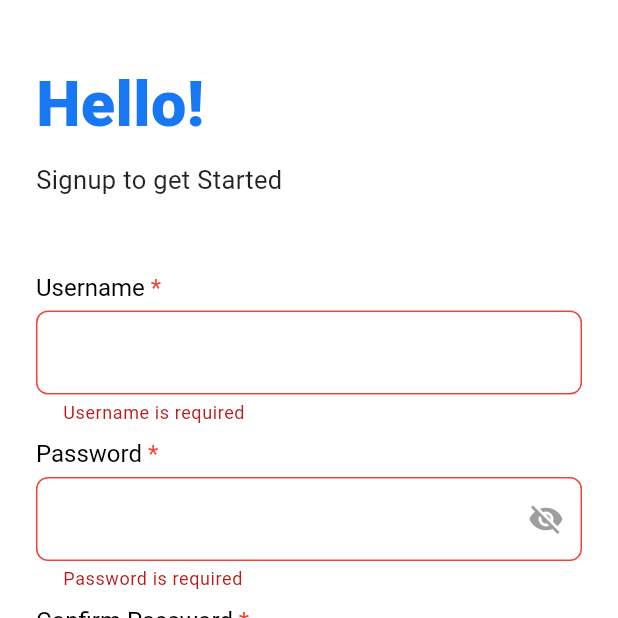
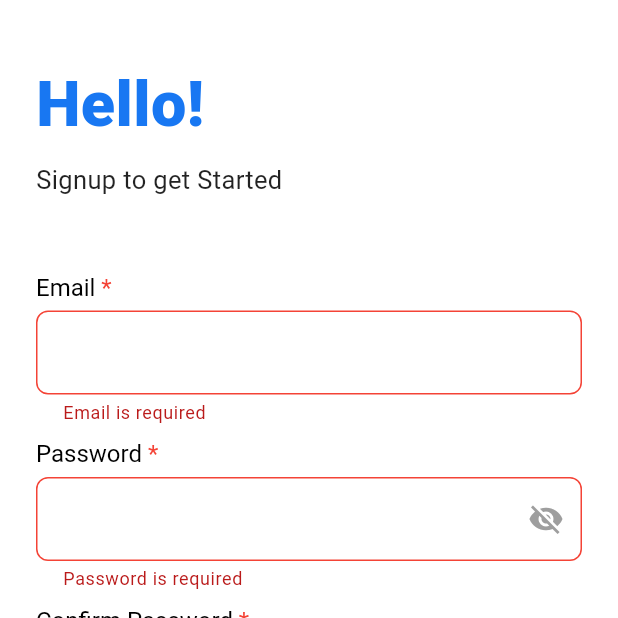
Before and after one commit to priyals10/news_ui_kit, a Flutter app: the SignupScreen screen opened by its route, after a tap on "Sign Up", on a phone screen of 412 x 824 dp, the top half of it. Run offline on Flutter 3.47's test engine with Material 3 defaults, Android fonts, the phone set to English and light mode, and no system bars; our stand-ins replace cached_network_image, country_picker, equatable, firebase_auth, firebase_core, flutter_bloc and 3 more; accounts and stored records are empty.

Commit message:
Integrated Firebase authentication

```diff
--- a/lib/core/constants/app_strings.dart
+++ b/lib/core/constants/app_strings.dart
@@ -26,6 +26,7 @@ class AppStrings {
   static const String forgotPasswordTitle = "Forgot\nPassword ?";
   static const String forgotPasswordDesc =
       "Don't worry! It happens. Please enter the\naddress associated with your account.";
+  static const String email = "Email";
   static const String emailOrMobile = "Email ID / Mobile number";
 
   // OTP
--- /dev/null
+++ b/lib/features/auth/data/auth_repository.dart
@@ -0,0 +1,48 @@
+import 'package:firebase_auth/firebase_auth.dart';
+
+class AuthRepository {
+  final FirebaseAuth _firebaseAuth;
+
+  AuthRepository({FirebaseAuth? firebaseAuth})
+      : _firebaseAuth = firebaseAuth ?? FirebaseAuth.instance;
+
+  // ── Sign Up ──
+  Future<User?> signUp({
+    required String email,
+    required String password,
+  }) async {
+    final credential = await _firebaseAuth.createUserWithEmailAndPassword(
+      email: email,
+      password: password,
+    );
+    return credential.user;
+  }
+
+  // ── Sign In ──
+  Future<User?> signIn({
+    required String email,
+    required String password,
+  }) async {
+    final credential = await _firebaseAuth.signInWithEmailAndPassword(
+      email: email,
+      password: password,
+    );
+    return credential.user;
+  }
+
+  // ── Send Password Reset Email ──
+  Future<void> sendPasswordReset({required String email}) async {
+    await _firebaseAuth.sendPasswordResetEmail(email: email);
+  }
+
+  // ── Sign Out ──
+  Future<void> signOut() async {
+    await _firebaseAuth.signOut();
+  }
+
+  // ── Current User ──
+  User? get currentUser => _firebaseAuth.currentUser;
+
+  // ── Auth State Stream ──
+  Stream<User?> get authStateChanges => _firebaseAuth.authStateChanges();
+}
--- a/lib/features/auth/forgot_password/forgot_password_screen.dart
+++ b/lib/features/auth/forgot_password/forgot_password_screen.dart
@@ -6,6 +6,7 @@ import 'package:news_ui_kit/core/constants/app_strings.dart';
 import 'package:news_ui_kit/core/router/app_router.dart';
 import 'package:news_ui_kit/core/theme/app_text_styles.dart';
 import 'package:news_ui_kit/core/widgets/auth_text_field.dart';
+import 'package:news_ui_kit/features/auth/data/auth_repository.dart';
 import 'package:news_ui_kit/features/auth/presentation/bloc/auth_bloc.dart';
 import 'package:news_ui_kit/features/auth/presentation/bloc/auth_event.dart';
 import 'package:news_ui_kit/features/auth/presentation/bloc/auth_state.dart';
@@ -29,7 +30,7 @@ class _ForgotPasswordScreenState extends State<ForgotPasswordScreen> {
   @override
   Widget build(BuildContext context) {
     return BlocProvider(
-      create: (_) => AuthBloc(),
+      create: (_) => AuthBloc(AuthRepository()),
       child: BlocConsumer<AuthBloc, AuthState>(
         listener: (context, state) {
           if (state.isSuccess && state.validatedContact != null) {
@@ -69,7 +70,7 @@ class _ForgotPasswordScreenState extends State<ForgotPasswordScreen> {
                       child: ElevatedButton(
                         onPressed: () {
                           context.read<AuthBloc>().add(
-                            ForgotPasswordSubmitted(emailOrMobile: emailController.text),
+                            ForgotPasswordSubmitted(email: emailController.text),
                           );
                         },
                         child: const Text(AppStrings.submit),
--- a/lib/features/auth/login/login_screen.dart
+++ b/lib/features/auth/login/login_screen.dart
@@ -7,6 +7,7 @@ import 'package:news_ui_kit/core/constants/app_strings.dart';
 import 'package:news_ui_kit/core/router/app_router.dart';
 import 'package:news_ui_kit/core/theme/app_text_styles.dart';
 import 'package:news_ui_kit/core/widgets/auth_text_field.dart';
+import 'package:news_ui_kit/features/auth/data/auth_repository.dart';
 import 'package:news_ui_kit/features/auth/presentation/bloc/auth_bloc.dart';
 import 'package:news_ui_kit/features/auth/presentation/bloc/auth_event.dart';
 import 'package:news_ui_kit/features/auth/presentation/bloc/auth_state.dart';
@@ -20,13 +21,13 @@ class LoginScreen extends StatefulWidget {
 }
 
 class _LoginScreenState extends State<LoginScreen> {
-  final TextEditingController usernameController = TextEditingController();
+  final TextEditingController emailController = TextEditingController();
   final TextEditingController passwordController = TextEditingController();
   bool rememberMe = true;
 
   @override
   void dispose() {
-    usernameController.dispose();
+    emailController.dispose();
     passwordController.dispose();
     super.dispose();
   }
@@ -34,7 +35,7 @@ class _LoginScreenState extends State<LoginScreen> {
   @override
   Widget build(BuildContext context) {
     return BlocProvider(
-      create: (_) => AuthBloc(),
+      create: (_) => AuthBloc(AuthRepository()),
       child: BlocConsumer<AuthBloc, AuthState>(
         listener: (context, state) {
           if (state.isSuccess) {
@@ -58,9 +59,9 @@ class _LoginScreenState extends State<LoginScreen> {
                     const SizedBox(height: AppSizes.spacingHuge),
 
                     AuthTextField(
-                      label: AppStrings.username,
-                      controller: usernameController,
-                      errorText: state.usernameError,
+                      label: AppStrings.email,
+                      controller: emailController,
+                      errorText: state.emailError,
                     ),
 
                     AuthTextField(
@@ -108,7 +109,7 @@ class _LoginScreenState extends State<LoginScreen> {
                         onPressed: () {
                           context.read<AuthBloc>().add(
                             LoginSubmitted(
-                              username: usernameController.text,
+                              email: emailController.text,
                               password: passwordController.text,
                             ),
                           );
--- a/lib/features/auth/otp/otp_verification_screen.dart
+++ b/lib/features/auth/otp/otp_verification_screen.dart
@@ -7,6 +7,7 @@ import 'package:news_ui_kit/core/constants/app_sizes.dart';
 import 'package:news_ui_kit/core/constants/app_strings.dart';
 import 'package:news_ui_kit/core/router/app_router.dart';
 import 'package:news_ui_kit/core/theme/app_text_styles.dart';
+import 'package:news_ui_kit/features/auth/data/auth_repository.dart';
 import 'package:news_ui_kit/features/auth/presentation/bloc/auth_bloc.dart';
 import 'package:news_ui_kit/features/auth/presentation/bloc/auth_event.dart';
 import 'package:news_ui_kit/features/auth/presentation/bloc/auth_state.dart';
@@ -99,7 +100,7 @@ class _OtpVerificationScreenState extends State<OtpVerificationScreen> {
   @override
   Widget build(BuildContext context) {
     return BlocProvider(
-      create: (_) => AuthBloc(),
+      create: (_) => AuthBloc(AuthRepository()),
       child: BlocConsumer<AuthBloc, AuthState>(
         listener: (context, state) {
           if (state.isSuccess) {
--- a/lib/features/auth/presentation/bloc/auth_bloc.dart
+++ b/lib/features/auth/presentation/bloc/auth_bloc.dart
@@ -1,4 +1,5 @@
 import 'package:flutter_bloc/flutter_bloc.dart';
+import 'package:news_ui_kit/features/auth/data/auth_repository.dart';
 import 'package:news_ui_kit/features/auth/use_cases/login_use_case.dart';
 import 'package:news_ui_kit/features/auth/use_cases/signup_use_case.dart';
 import 'package:news_ui_kit/features/auth/use_cases/forgot_password_use_case.dart';
@@ -8,13 +9,17 @@ import 'auth_event.dart';
 import 'auth_state.dart';
 
 class AuthBloc extends Bloc<AuthEvent, AuthState> {
-  final LoginUseCase _loginUseCase = LoginUseCase();
-  final SignupUseCase _signupUseCase = SignupUseCase();
-  final ForgotPasswordUseCase _forgotPasswordUseCase = ForgotPasswordUseCase();
+  final LoginUseCase _loginUseCase;
+  final SignupUseCase _signupUseCase;
+  final ForgotPasswordUseCase _forgotPasswordUseCase;
   final VerifyOtpUseCase _verifyOtpUseCase = VerifyOtpUseCase();
   final ResetPasswordUseCase _resetPasswordUseCase = ResetPasswordUseCase();
 
-  AuthBloc() : super(AuthState.initial()) {
+  AuthBloc(AuthRepository repository)
+      : _loginUseCase = LoginUseCase(repository),
+        _signupUseCase = SignupUseCase(repository),
+        _forgotPasswordUseCase = ForgotPasswordUseCase(repository),
+        super(AuthState.initial()) {
     on<LoginSubmitted>(_onLoginSubmitted);
     on<SignupSubmitted>(_onSignupSubmitted);
     on<ForgotPasswordSubmitted>(_onForgotPasswordSubmitted);
@@ -23,49 +28,61 @@ class AuthBloc extends Bloc<AuthEvent, AuthState> {
   }
 
   // ── Login ──
-  void _onLoginSubmitted(LoginSubmitted event, Emitter<AuthState> emit) {
-    final result = _loginUseCase(
-      username: event.username,
+  Future<void> _onLoginSubmitted(
+      LoginSubmitted event, Emitter<AuthState> emit) async {
+    emit(state.copyWith(isLoading: true, errors: {}, isSuccess: false));
+
+    final result = await _loginUseCase(
+      email: event.email,
       password: event.password,
     );
 
     if (result.isSuccess) {
-      emit(state.copyWith(errors: {}, isSuccess: true));
+      emit(state.copyWith(errors: {}, isLoading: false, isSuccess: true));
     } else {
-      emit(state.copyWith(errors: result.errors, isSuccess: false));
+      emit(state.copyWith(
+          errors: result.errors, isLoading: false, isSuccess: false));
     }
   }
 
   // ── Signup ──
-  void _onSignupSubmitted(SignupSubmitted event, Emitter<AuthState> emit) {
-    final result = _signupUseCase(
-      username: event.username,
+  Future<void> _onSignupSubmitted(
+      SignupSubmitted event, Emitter<AuthState> emit) async {
+    emit(state.copyWith(isLoading: true, errors: {}, isSuccess: false));
+
+    final result = await _signupUseCase(
+      email: event.email,
       password: event.password,
       confirmPassword: event.confirmPassword,
     );
 
     if (result.isSuccess) {
-      emit(state.copyWith(errors: {}, isSuccess: true));
+      emit(state.copyWith(errors: {}, isLoading: false, isSuccess: true));
     } else {
-      emit(state.copyWith(errors: result.errors, isSuccess: false));
+      emit(state.copyWith(
+          errors: result.errors, isLoading: false, isSuccess: false));
     }
   }
 
   // ── Forgot Password ──
-  void _onForgotPasswordSubmitted(
-      ForgotPasswordSubmitted event, Emitter<AuthState> emit) {
-    final result = _forgotPasswordUseCase(
-      emailOrMobile: event.emailOrMobile,
+  Future<void> _onForgotPasswordSubmitted(
+      ForgotPasswordSubmitted event, Emitter<AuthState> emit) async {
+    emit(state.copyWith(isLoading: true, errors: {}, isSuccess: false));
+
+    final result = await _forgotPasswordUseCase(
+      email: event.email,
     );
 
     if (result.isSuccess) {
       emit(state.copyWith(
         errors: {},
+        isLoading: false,
         isSuccess: true,
         validatedContact: result.data,
       ));
     } else {
-      emit(state.copyWith(errors: result.errors, isSuccess: false));
+      emit(state.copyWith(
+          errors: result.errors, isLoading: false, isSuccess: false));
     }
   }
 
--- a/lib/features/auth/presentation/bloc/auth_event.dart
+++ b/lib/features/auth/presentation/bloc/auth_event.dart
@@ -9,39 +9,39 @@ abstract class AuthEvent extends Equatable {
 
 // ── Login ──
 class LoginSubmitted extends AuthEvent {
-  final String username;
+  final String email;
   final String password;
 
-  const LoginSubmitted({required this.username, required this.password});
+  const LoginSubmitted({required this.email, required this.password});
 
   @override
-  List<Object?> get props => [username, password];
+  List<Object?> get props => [email, password];
 }
 
 // ── Signup ──
 class SignupSubmitted extends AuthEvent {
-  final String username;
+  final String email;
   final String password;
   final String confirmPassword;
 
   const SignupSubmitted({
-    required this.username,
+    required this.email,
     required this.password,
     required this.confirmPassword,
   });
 
   @override
-  List<Object?> get props => [username, password, confirmPassword];
+  List<Object?> get props => [email, password, confirmPassword];
 }
 
 // ── Forgot Password ──
 class ForgotPasswordSubmitted extends AuthEvent {
-  final String emailOrMobile;
+  final String email;
 
-  const ForgotPasswordSubmitted({required this.emailOrMobile});
+  const ForgotPasswordSubmitted({required this.email});
 
   @override
-  List<Object?> get props => [emailOrMobile];
+  List<Object?> get props => [email];
 }
 
 // ── OTP ──
--- a/lib/features/auth/reset_password/reset_password_screen.dart
+++ b/lib/features/auth/reset_password/reset_password_screen.dart
@@ -6,6 +6,7 @@ import 'package:news_ui_kit/core/constants/app_strings.dart';
 import 'package:news_ui_kit/core/router/app_router.dart';
 import 'package:news_ui_kit/core/theme/app_text_styles.dart';
 import 'package:news_ui_kit/core/widgets/auth_text_field.dart';
+import 'package:news_ui_kit/features/auth/data/auth_repository.dart';
 import 'package:news_ui_kit/features/auth/presentation/bloc/auth_bloc.dart';
 import 'package:news_ui_kit/features/auth/presentation/bloc/auth_event.dart';
 import 'package:news_ui_kit/features/auth/presentation/bloc/auth_state.dart';
@@ -31,7 +32,7 @@ class _ResetPasswordScreenState extends State<ResetPasswordScreen> {
   @override
   Widget build(BuildContext context) {
     return BlocProvider(
-      create: (_) => AuthBloc(),
+      create: (_) => AuthBloc(AuthRepository()),
       child: BlocConsumer<AuthBloc, AuthState>(
         listener: (context, state) {
           if (state.isSuccess) {
--- a/lib/features/auth/signup/signup_screen.dart
+++ b/lib/features/auth/signup/signup_screen.dart
@@ -7,6 +7,7 @@ import 'package:news_ui_kit/core/constants/app_strings.dart';
 import 'package:news_ui_kit/core/router/app_router.dart';
 import 'package:news_ui_kit/core/theme/app_text_styles.dart';
 import 'package:news_ui_kit/core/widgets/auth_text_field.dart';
+import 'package:news_ui_kit/features/auth/data/auth_repository.dart';
 import 'package:news_ui_kit/features/auth/presentation/bloc/auth_bloc.dart';
 import 'package:news_ui_kit/features/auth/presentation/bloc/auth_event.dart';
 import 'package:news_ui_kit/features/auth/presentation/bloc/auth_state.dart';
@@ -20,13 +21,13 @@ class SignupScreen extends StatefulWidget {
 }
 
 class _SignupScreenState extends State<SignupScreen> {
-  final TextEditingController usernameController = TextEditingController();
+  final TextEditingController emailController = TextEditingController();
   final TextEditingController passwordController = TextEditingController();
   final TextEditingController confirmPasswordController = TextEditingController();
 
   @override
   void dispose() {
-    usernameController.dispose();
+    emailController.dispose();
     passwordController.dispose();
     confirmPasswordController.dispose();
     super.dispose();
@@ -35,11 +36,11 @@ class _SignupScreenState extends State<SignupScreen> {
   @override
   Widget build(BuildContext context) {
     return BlocProvider(
-      create: (_) => AuthBloc(),
+      create: (_) => AuthBloc(AuthRepository()),
       child: BlocConsumer<AuthBloc, AuthState>(
         listener: (context, state) {
           if (state.isSuccess) {
-            debugPrint("Signup Successful");
+            Navigator.pushReplacementNamed(context, AppRouter.login);
           }
         },
         builder: (context, state) {
@@ -58,9 +59,9 @@ class _SignupScreenState extends State<SignupScreen> {
                     const SizedBox(height: 50),
 
                     AuthTextField(
-                      label: AppStrings.username,
-                      controller: usernameController,
-                      errorText: state.usernameError,
+                      label: AppStrings.email,
+                      controller: emailController,
+                      errorText: state.emailError,
                     ),
 
                     AuthTextField(
@@ -85,7 +86,7 @@ class _SignupScreenState extends State<SignupScreen> {
                         onPressed: () {
                           context.read<AuthBloc>().add(
                             SignupSubmitted(
-                              username: usernameController.text,
+                              email: emailController.text,
                               password: passwordController.text,
                               confirmPassword: confirmPasswordController.text,
                             ),
--- a/lib/features/auth/use_cases/forgot_password_use_case.dart
+++ b/lib/features/auth/use_cases/forgot_password_use_case.dart
@@ -1,25 +1,47 @@
+import 'package:firebase_auth/firebase_auth.dart';
 import 'package:news_ui_kit/core/constants/app_strings.dart';
+import 'package:news_ui_kit/features/auth/data/auth_repository.dart';
 import 'auth_result.dart';
 
 class ForgotPasswordUseCase {
-  AuthResult call({required String emailOrMobile}) {
-    final value = emailOrMobile.trim();
+  final AuthRepository _repository;
+
+  ForgotPasswordUseCase(this._repository);
+
+  Future<AuthResult> call({required String email}) async {
+    final value = email.trim();
     final errors = <String, String>{};
 
+    // ── Local validation (email only now — Firebase doesn't support mobile reset) ──
     if (value.isEmpty) {
       errors['email'] = AppStrings.pleaseEnterEmailOrMobile;
-    } else if (!_isValidEmail(value) && !_isValidMobile(value)) {
+    } else if (!_isValidEmail(value)) {
       errors['email'] = AppStrings.invalidEmailOrMobile;
     }
 
-    if (errors.isEmpty) return AuthResult.success(data: value);
-    return AuthResult.failure(errors);
+    if (errors.isNotEmpty) return AuthResult.failure(errors);
 
+    // ── Firebase call (NEW) ──
+    try {
+      await _repository.sendPasswordReset(email: value);
+      return AuthResult.success(data: value);
+    } on FirebaseAuthException catch (e) {
+      final message = _mapFirebaseError(e.code);
+      return AuthResult.failure({'email': message});
+    }
   }
 
   bool _isValidEmail(String value) =>
       RegExp(r'^[a-zA-Z0-9._%+-]+@[a-zA-Z0-9.-]+\.[a-zA-Z]+$').hasMatch(value);
 
-  bool _isValidMobile(String value) =>
-      RegExp(r'^[0-9]{10}$').hasMatch(value);
+  String _mapFirebaseError(String code) {
+    switch (code) {
+      case 'user-not-found':
+        return 'No account found with this email.';
+      case 'invalid-email':
+        return 'Invalid email address.';
+      default:
+        return 'Failed to send reset email. Please try again.';
+    }
+  }
 }
--- a/lib/features/auth/use_cases/login_use_case.dart
+++ b/lib/features/auth/use_cases/login_use_case.dart
@@ -1,24 +1,43 @@
+import 'package:firebase_auth/firebase_auth.dart';
 import 'package:news_ui_kit/core/constants/app_strings.dart';
+import 'package:news_ui_kit/features/auth/data/auth_repository.dart';
 import 'auth_result.dart';
 
 class LoginUseCase {
-  AuthResult call({required String username, required String password}) {
+  final AuthRepository _repository;
+
+  LoginUseCase(this._repository);
+
+  Future<AuthResult> call({
+    required String email,
+    required String password,
+  }) async {
     final errors = <String, String>{};
 
-    if (username.isEmpty) {
-      errors['username'] = AppStrings.usernameRequired;
-    } else if (username.length < 4) {
-      errors['username'] = AppStrings.usernameMinLength;
+    // ── Local validation (same as before, but "email" instead of "username") ──
+    if (email.isEmpty) {
+      errors['email'] = AppStrings.emailRequired;
+    } else if (!_isValidEmail(email)) {
+      errors['email'] = AppStrings.invalidEmail;
     }
 
     final pwError = _validatePassword(password);
     if (pwError != null) errors['password'] = pwError;
 
-    if (errors.isEmpty) return AuthResult.success();
-    return AuthResult.failure(errors);
+    if (errors.isNotEmpty) return AuthResult.failure(errors);
 
+    // ── Firebase call (NEW) ──
+    try {
+      await _repository.signIn(email: email, password: password);
+      return AuthResult.success();
+    } on FirebaseAuthException catch (e) {
+      final message = _mapFirebaseError(e.code);
+      return AuthResult.failure({'email': message});
+    }
+  }
 
-  }
+  bool _isValidEmail(String value) =>
+      RegExp(r'^[a-zA-Z0-9._%+-]+@[a-zA-Z0-9.-]+\.[a-zA-Z]+$').hasMatch(value);
 
   String? _validatePassword(String password) {
     if (password.isEmpty) return AppStrings.passwordRequired;
@@ -30,4 +49,23 @@ class LoginUseCase {
     }
     return null;
   }
+
+  String _mapFirebaseError(String code) {
+    switch (code) {
+      case 'user-not-found':
+        return 'No account found with this email.';
+      case 'wrong-password':
+        return 'Incorrect password.';
+      case 'invalid-email':
+        return 'Invalid email address.';
+      case 'user-disabled':
+        return 'This account has been disabled.';
+      case 'too-many-requests':
+        return 'Too many attempts. Try again later.';
+      case 'invalid-credential':
+        return 'Invalid email or password.';
+      default:
+        return 'Login failed. Please try again.';
+    }
+  }
 }
--- a/lib/features/auth/use_cases/signup_use_case.dart
+++ b/lib/features/auth/use_cases/signup_use_case.dart
@@ -1,16 +1,25 @@
+import 'package:firebase_auth/firebase_auth.dart';
 import 'package:news_ui_kit/core/constants/app_strings.dart';
+import 'package:news_ui_kit/features/auth/data/auth_repository.dart';
 import 'auth_result.dart';
 
 class SignupUseCase {
-  AuthResult call({
-    required String username,
+  final AuthRepository _repository;
+
+  SignupUseCase(this._repository);
+
+  Future<AuthResult> call({
+    required String email,
     required String password,
     required String confirmPassword,
-  }) {
+  }) async {
     final errors = <String, String>{};
 
-    if (username.isEmpty) {
-      errors['username'] = AppStrings.usernameRequired;
+    // ── Local validation ──
+    if (email.isEmpty) {
+      errors['email'] = AppStrings.emailRequired;
+    } else if (!_isValidEmail(email)) {
+      errors['email'] = AppStrings.invalidEmail;
     }
 
     final pwError = _validatePassword(password);
@@ -22,10 +31,20 @@ class SignupUseCase {
       errors['confirmPassword'] = AppStrings.passwordsDoNotMatch;
     }
 
-    if (errors.isEmpty) return AuthResult.success();
-    return AuthResult.failure(errors);
+    if (errors.isNotEmpty) return AuthResult.failure(errors);
 
+    // ── Firebase call (NEW) ──
+    try {
+      await _repository.signUp(email: email, password: password);
+      return AuthResult.success();
+    } on FirebaseAuthException catch (e) {
+      final message = _mapFirebaseError(e.code);
+      return AuthResult.failure({'email': message});
+    }
   }
+
+  bool _isValidEmail(String value) =>
+      RegExp(r'^[a-zA-Z0-9._%+-]+@[a-zA-Z0-9.-]+\.[a-zA-Z]+$').hasMatch(value);
 
   String? _validatePassword(String password) {
     if (password.isEmpty) return AppStrings.passwordRequired;
@@ -37,4 +56,19 @@ class SignupUseCase {
     }
     return null;
   }
+
+  String _mapFirebaseError(String code) {
+    switch (code) {
+      case 'email-already-in-use':
+        return 'An account already exists with this email.';
+      case 'invalid-email':
+        return 'Invalid email address.';
+      case 'weak-password':
+        return 'Password is too weak.';
+      case 'operation-not-allowed':
+        return 'Email/password sign-up is not enabled.';
+      default:
+        return 'Sign up failed. Please try again.';
+    }
+  }
 }
--- a/pubspec.yaml
+++ b/pubspec.yaml
@@ -50,6 +50,8 @@ dependencies:
   flutter_bloc: ^8.1.6
 
   equatable: ^2.0.7
+  firebase_core: ^4.4.0
+  firebase_auth: ^6.1.4
 
   # flutter_country_flags: ^0.0.1
 
```
Also changed, not shown: lib/main.dart (+6 -1 lines), firebase.json (added), lib/firebase_options.dart (added), pubspec.lock, 6 other files.
